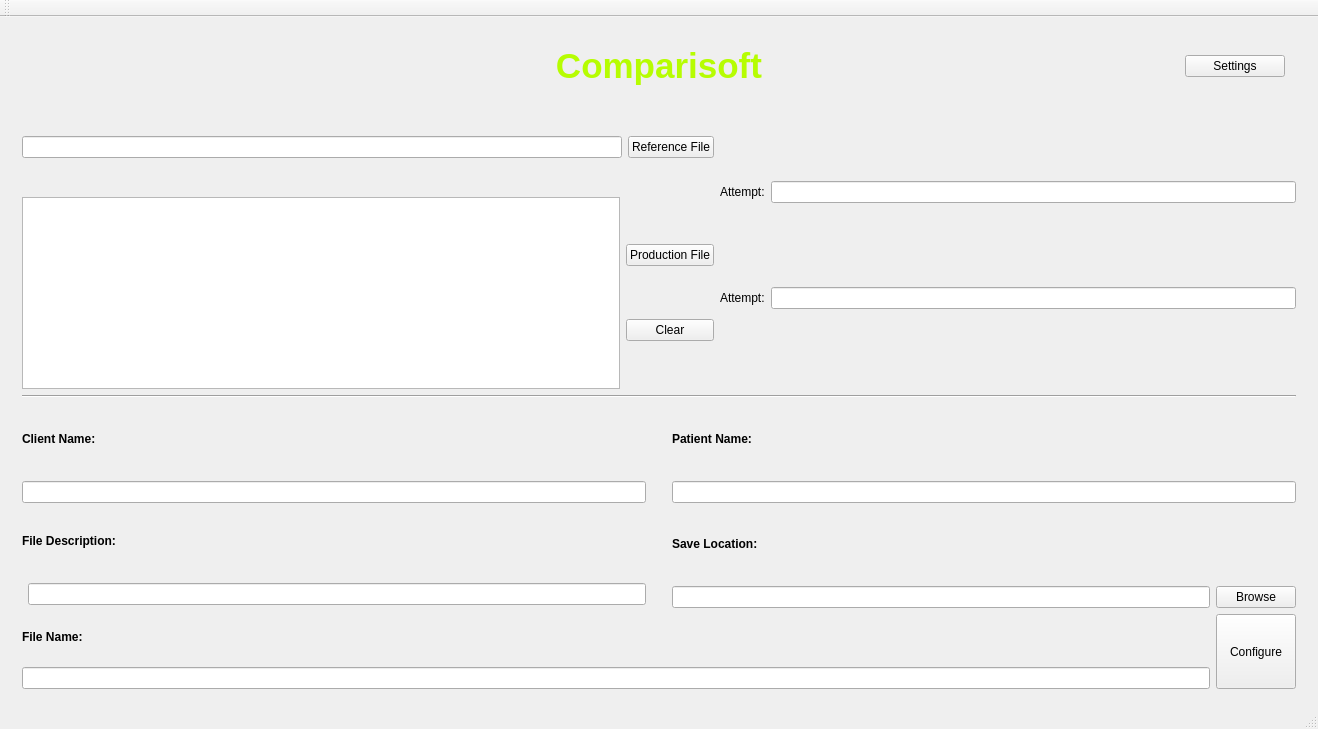
Old version of the form Comparisoft/QT/Comparisoft/mainwindow.ui in the repository zifangah/Capstone3DModelling.
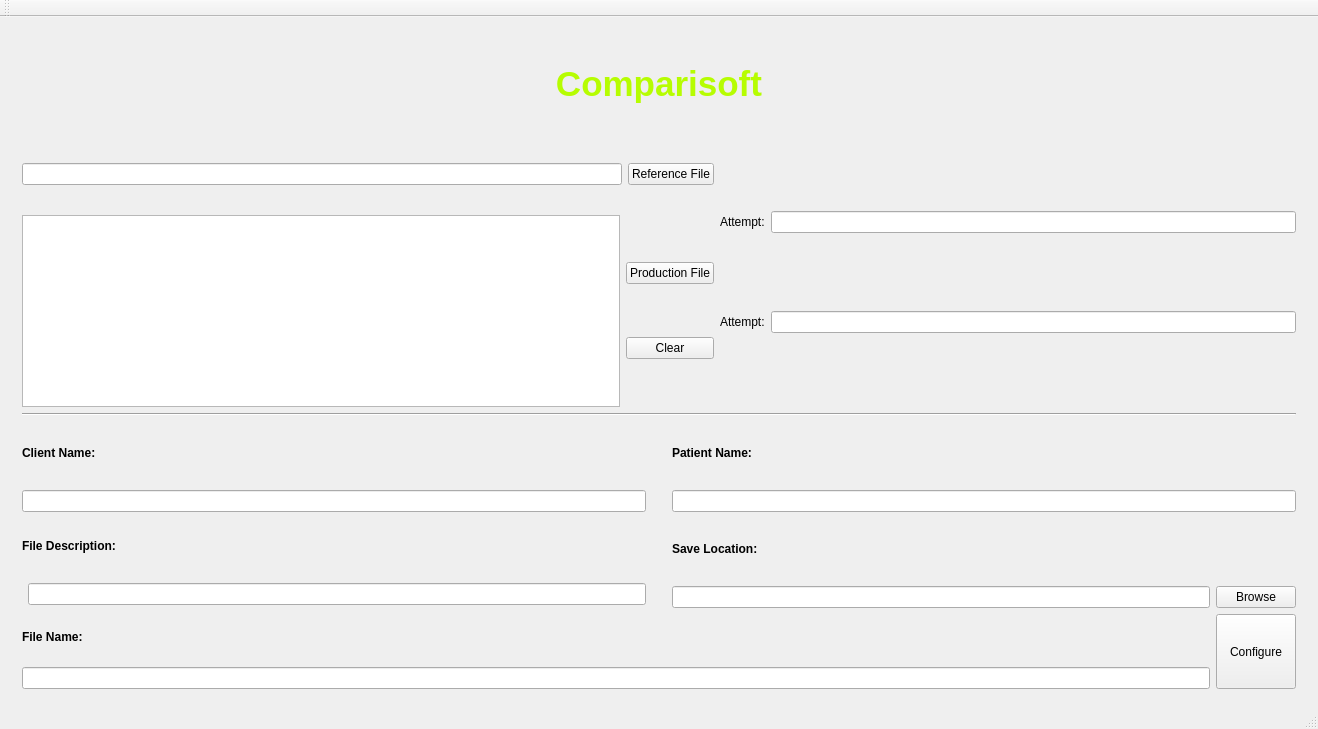
New version of the form.

```diff
--- a/Comparisoft/QT/Comparisoft/mainwindow.ui
+++ b/Comparisoft/QT/Comparisoft/mainwindow.ui
@@ -58,14 +58,7 @@
               <enum>QLayout::SetMinimumSize</enum>
              </property>
              <item>
-              <widget class="QWidget" name="widget_5" native="true">
-               <property name="maximumSize">
-                <size>
-                 <width>100</width>
-                 <height>16777215</height>
-                </size>
-               </property>
-              </widget>
+              <widget class="QWidget" name="widget_4" native="true"/>
              </item>
              <item>
               <widget class="QLabel" name="Banner">
@@ -87,16 +80,13 @@
               </widget>
              </item>
              <item>
-              <widget class="QPushButton" name="Settings_Button">
-               <property name="maximumSize">
+              <widget class="QWidget" name="widget_5" native="true">
+               <property name="minimumSize">
                 <size>
-                 <width>100</width>
-                 <height>16777215</height>
+                 <width>0</width>
+                 <height>76</height>
                 </size>
                </property>
-               <property name="text">
-                <string>Settings</string>
-               </property>
               </widget>
              </item>
             </layout>
```
Left out of the diff: 9 changed lines with no effect on the pictures.
